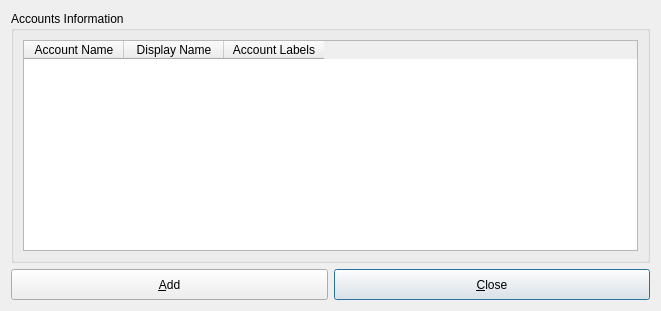
First picture: the form in src/walletmanager.ui, repository mhogomchungu/qCheckGMail, before the edit.
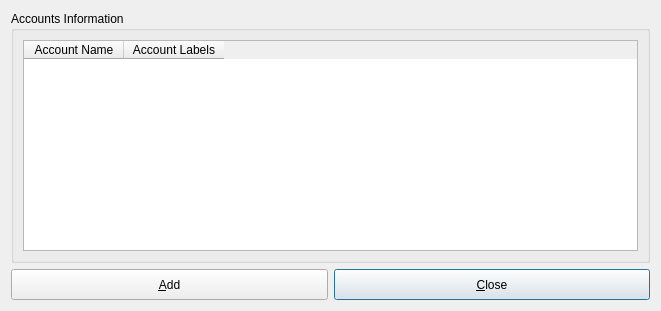
Second picture: the form after the edit.

```diff
--- a/src/walletmanager.ui
+++ b/src/walletmanager.ui
@@ -48,11 +48,6 @@
           <string>Account Name</string>
          </property>
         </column>
-        <column>
-         <property name="text">
-          <string>Display Name</string>
-         </property>
-        </column>
         <column>
          <property name="text">
           <string>Account Labels</string>
```
